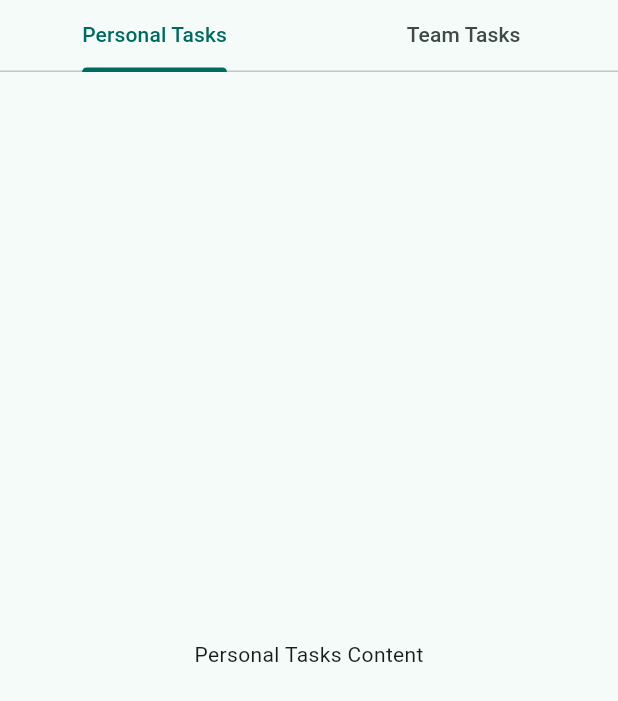
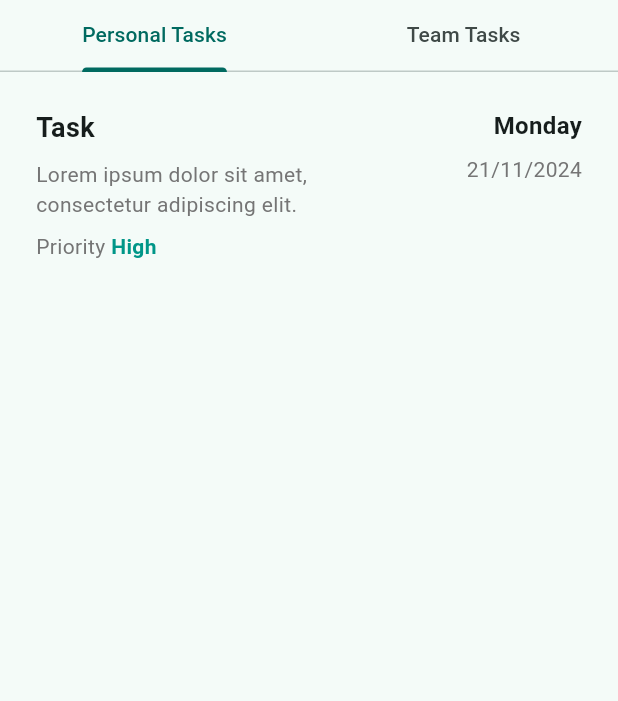
Before and after one commit to OpiniIsaac/task-manager, a Flutter app: the Tasks screen opened directly, on a phone screen of 412 x 824 dp. Shown: the top 701 px of the screen. Run offline on Flutter 3.47's test engine with Material 2 defaults, Android fonts, the phone set to English and light mode, and no system bars; our stand-ins replace syncfusion_flutter_charts.

Commit message:
added the task title

```diff
--- a/lib/scrrens/Tasks.dart
+++ b/lib/scrrens/Tasks.dart
@@ -1,5 +1,6 @@
 import 'package:flutter/material.dart';
 import 'package:task_managaer/widgets/appbar.dart';
+import 'package:task_managaer/widgets/tasktile.dart';
 
 class Tasks extends StatelessWidget {
   @override
@@ -34,8 +35,9 @@ class Tasks extends StatelessWidget {
 class PersonalTasksTab extends StatelessWidget {
   @override
   Widget build(BuildContext context) {
-    return Center(
-      child: Text('Personal Tasks Content'),
+    return Padding(
+      padding: const EdgeInsets.all(8.0),
+      child: TaskTile()
     );
   }
 }
--- /dev/null
+++ b/lib/widgets/tasktile.dart
@@ -0,0 +1,84 @@
+import 'package:flutter/material.dart';
+// import 'package:task_manager/screens/Tasks.dart';
+
+class TaskTile extends StatefulWidget {
+  const TaskTile({super.key});
+
+  @override
+  State<TaskTile> createState() => _TaskTileState();
+}
+
+class _TaskTileState extends State<TaskTile> {
+  @override
+  Widget build(BuildContext context) {
+    return Container(
+      padding: EdgeInsets.all(16.0),
+      decoration: BoxDecoration(
+        // border: Border.all(color: Color(Colors.gre)),
+        borderRadius: BorderRadius.circular(8.0),
+      ),
+      child: Row(
+        mainAxisAlignment: MainAxisAlignment.spaceBetween,
+        children: [
+          Expanded(
+            flex: 3,
+            child: Column(
+              crossAxisAlignment: CrossAxisAlignment.start,
+              children: [
+                Text(
+                  'Task',
+                  style: TextStyle(
+                    fontSize: 18.0,
+                    fontWeight: FontWeight.bold,
+                  ),
+                ),
+                SizedBox(height: 8.0),
+                Text(
+                  'Lorem ipsum dolor sit amet, consectetur adipiscing elit.',
+                  style: TextStyle(color: Colors.grey[600]),
+                ),
+                SizedBox(height: 8.0),
+                Row(
+                  children: [
+                    Text(
+                      'Priority ',
+                      style: TextStyle(color: Colors.grey[600]),
+                    ),
+                    Text(
+                      'High',
+                      style: TextStyle(
+                        color: Colors.teal,
+                        fontWeight: FontWeight.bold,
+                      ),
+                    ),
+                  ],
+                ),
+              ],
+            ),
+          ),
+          SizedBox(width: 16.0),
+          Expanded(
+            flex: 1,
+            child: Column(
+              crossAxisAlignment: CrossAxisAlignment.end,
+              children: [
+                Text(
+                  'Monday',
+                  style: TextStyle(
+                    fontSize: 16.0,
+                    fontWeight: FontWeight.bold,
+                  ),
+                ),
+                SizedBox(height: 8.0),
+                Text(
+                  '21/11/2024',
+                  style: TextStyle(color: Colors.grey[600]),
+                ),
+              ],
+            ),
+          ),
+        ],
+      ),
+    );
+  }
+}
```
